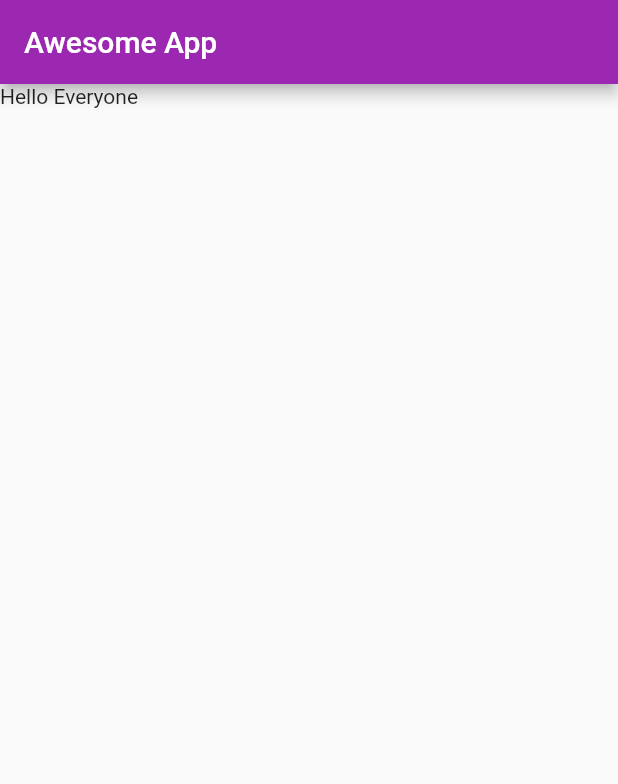
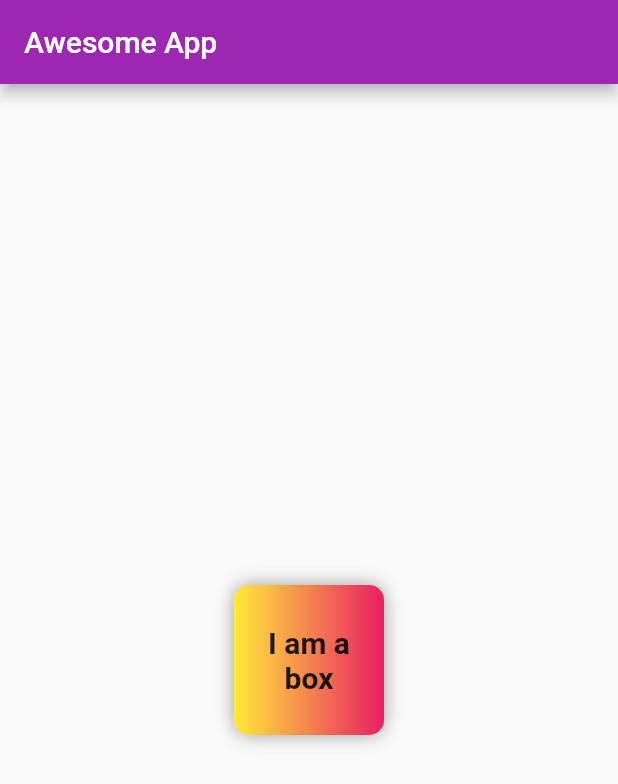
Before and after one commit to newsundram2018/learnflutter, a Flutter app: the screen it shows after launch, on a phone screen of 412 x 824 dp. Shown: the top 784 px of the screen. Run offline on Flutter 3.47's test engine with Material 2 defaults, Android fonts, the phone set to English and light mode, and no system bars.

Commit message:
Container practice code

```diff
--- a/learnflutter/lib/main.dart
+++ b/learnflutter/lib/main.dart
@@ -17,10 +17,30 @@ class HomePage extends StatelessWidget {
   Widget build(BuildContext context) {
     return Scaffold(
       appBar: AppBar(
-        title:Text("Awesome App"),
+        title: Text("Awesome App"),
       ),
-      body: Container(
-        child: Text("Hello Everyone"),
+      body: Center(
+        child: Container(
+          padding: const EdgeInsets.all(8),
+          width: 100,
+          height: 100,
+          alignment: Alignment.center,
+          decoration: BoxDecoration(
+              color: Colors.red,
+              borderRadius: BorderRadius.circular(10),
+              gradient: LinearGradient(colors: [
+                Colors.yellow,
+                Colors.pink,
+              ]),
+              boxShadow: [
+                BoxShadow(color: Colors.grey, blurRadius: 10),
+              ]),
+          child: Text(
+            "I am a box",
+            textAlign: TextAlign.center,
+            style: TextStyle(fontSize: 20, fontWeight: FontWeight.bold),
+          ),
+        ),
       ),
     );
   }
```
